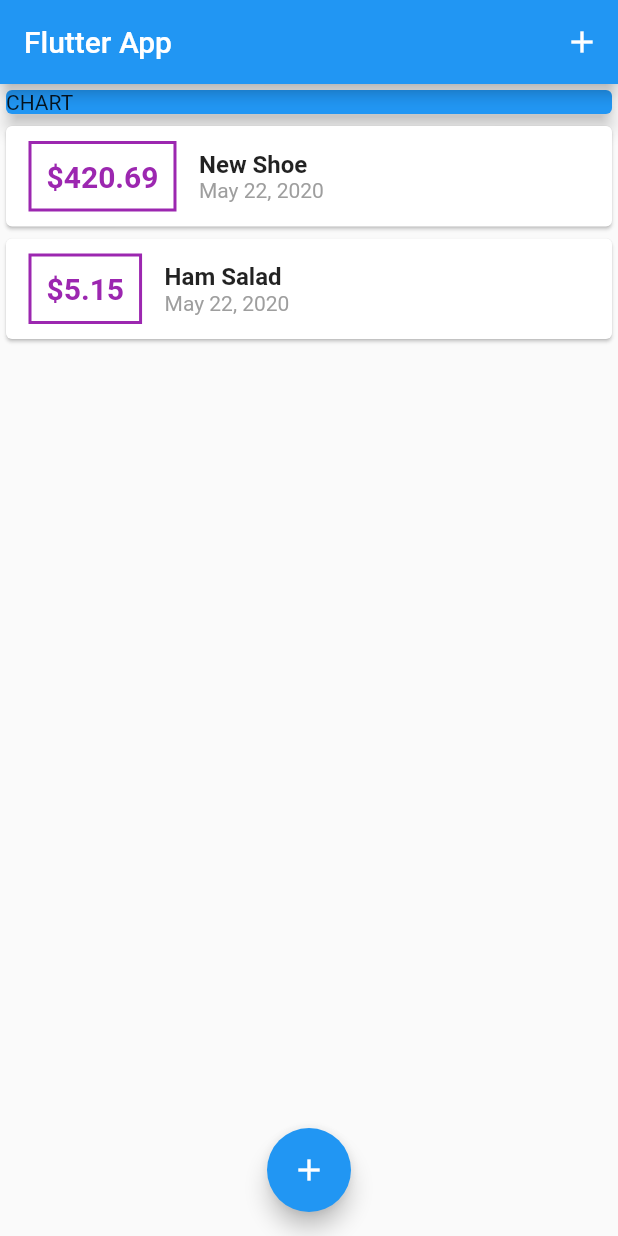
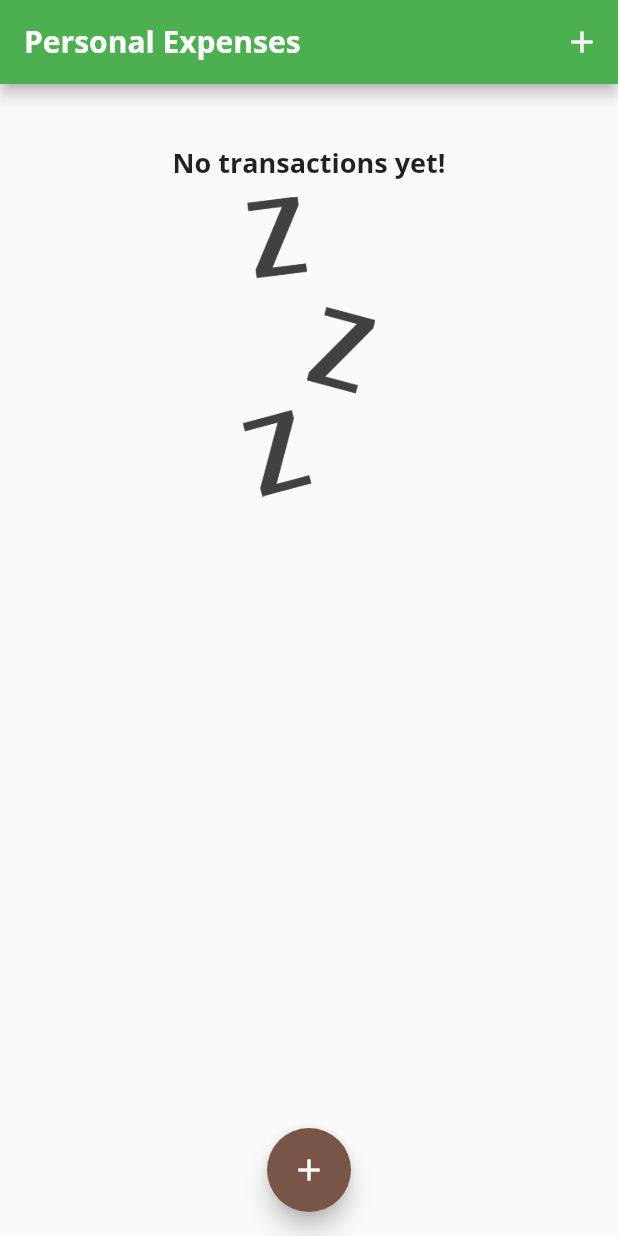
Before and after one commit to mulvaneya7/FlutterExpenseTracker, a Flutter app: the screen it shows after launch, on a phone screen of 412 x 824 dp. Run offline on Flutter 3.47's test engine with Material 2 defaults, Android fonts, the phone set to English and light mode, and no system bars.

Commit message:
Added Theming & layout for Chart widgit

```diff
--- a/lib/main.dart
+++ b/lib/main.dart
@@ -1,6 +1,8 @@
 import 'package:flutter/material.dart';
+
 import './widgets/transaction_list.dart';
 import './widgets/new_transaction.dart';
+import './widgets/chart.dart';
 import './models/transaction.dart';
 
 void main() => runApp(MyApp());
@@ -9,7 +11,28 @@ class MyApp extends StatelessWidget {
   @override
   Widget build(BuildContext context) {
     return MaterialApp(
-      title: 'Flutter App',
+      title: 'Personal Expenses',
+      theme: ThemeData(
+        primarySwatch: Colors.green,
+        accentColor: Colors.brown,
+        fontFamily: 'Quicksand',
+        textTheme: ThemeData.light().textTheme.copyWith(
+              title: TextStyle(
+                fontFamily: 'OpenSans',
+                fontWeight: FontWeight.bold,
+                fontSize: 18,
+              ),
+            ),
+        appBarTheme: AppBarTheme(
+          textTheme: ThemeData.light().textTheme.copyWith(
+                title: TextStyle(
+                  fontFamily: 'OpenSans',
+                  fontSize: 20,
+                  fontWeight: FontWeight.bold,
+                ),
+              ),
+        ),
+      ),
       home: MyHomePage(),
     );
   }
@@ -25,19 +48,29 @@ class MyHomePage extends StatefulWidget {
 
 class _MyHomePageState extends State<MyHomePage> {
   final List<Transaction> _userTransactions = [
-    Transaction(
-      id: 't1',
-      title: 'New Shoe',
-      amount: 420.69,
-      date: DateTime.now(),
-    ),
-    Transaction(
-      id: 't2',
-      title: 'Ham Salad',
-      amount: 5.15,
-      date: DateTime.now(),
-    ),
+    // Transaction(
+    //   id: 't1',
+    //   title: 'New Shoe',
+    //   amount: 420.69,
+    //   date: DateTime.now(),
+    // ),
+    // Transaction(
+    //   id: 't2',
+    //   title: 'Ham Salad',
+    //   amount: 5.15,
+    //   date: DateTime.now(),
+    // ),
   ];
+
+  List<Transaction> get _recentTransactions {
+    return _userTransactions.where((tx) {
+      return tx.date.isAfter(
+        DateTime.now().subtract(
+          Duration(days: 7),
+        ),
+      );
+    }).toList();
+  }
 
   void _addNewTransaction(String txTitle, double txAmount) {
     final newTx = Transaction(
@@ -69,7 +102,7 @@ class _MyHomePageState extends State<MyHomePage> {
   Widget build(BuildContext context) {
     return Scaffold(
       appBar: AppBar(
-        title: Text('Flutter App'),
+        title: Text('Personal Expenses'),
         actions: <Widget>[
           IconButton(
             icon: Icon(Icons.add),
@@ -82,14 +115,7 @@ class _MyHomePageState extends State<MyHomePage> {
           // mainAxisAlignment: MainAxisAlignment.start,
           crossAxisAlignment: CrossAxisAlignment.stretch,
           children: <Widget>[
-            Container(
-              width: double.infinity,
-              child: Card(
-                color: Colors.blue,
-                child: Text('CHART'),
-                elevation: 5,
-              ),
-            ),
+            Chart(_recentTransactions),
             TransactionList(_userTransactions),
           ],
         ),
--- /dev/null
+++ b/lib/widgets/chart.dart
@@ -0,0 +1,46 @@
+import 'package:flutter/material.dart';
+import 'package:intl/intl.dart';
+import '../models/transaction.dart';
+
+class Chart extends StatelessWidget {
+  final List<Transaction> recentTransactions;
+
+  Chart(this.recentTransactions);
+
+  List<Map<String, Object>> get groupedTransactionValues {
+    return List.generate(7, (index) {
+      final weekDay = DateTime.now().subtract(
+        Duration(days: index),
+      );
+      var totalSum = 0.0;
+
+      for (var i = 0; i < recentTransactions.length; i++) {
+        if (recentTransactions[i].date.day == weekDay.day &&
+            recentTransactions[i].date.month == weekDay.month &&
+            recentTransactions[i].date.year == weekDay.year) {
+          totalSum += recentTransactions[i].amount;
+        }
+      }
+
+      print(DateFormat.E().format(weekDay));
+      print(totalSum);
+
+      return {
+        'day': DateFormat.E().format(weekDay),
+        'amount': totalSum
+        };
+    });
+  }
+
+  @override
+  Widget build(BuildContext context) {
+    print(groupedTransactionValues);
+    return Card(
+      elevation: 6,
+      margin: EdgeInsets.all(20),
+      child: Row(
+        children: <Widget>[],
+      ),
+    );
+  }
+}
--- a/lib/widgets/transaction_list.dart
+++ b/lib/widgets/transaction_list.dart
@@ -11,7 +11,26 @@ class TransactionList extends StatelessWidget {
   Widget build(BuildContext context) {
     return Container(
       height: 300,
-      child: ListView.builder(
+      child: transactions.isEmpty
+          ? Column(
+              children: <Widget>[
+                Text(
+                  'No transactions yet!',
+                  style: Theme.of(context).textTheme.title,
+                ),
+                SizedBox(
+                  height: 10,
+                ),
+                Container(
+                  height: 200,
+                  child: Image.asset(
+                    'assets/images/waiting.png',
+                    fit: BoxFit.cover,
+                  ),
+                ),
+              ],
+            )
+          : ListView.builder(
               itemBuilder: (ctx, index) {
                 return Card(
                   child: Row(
@@ -23,7 +42,7 @@ class TransactionList extends StatelessWidget {
                         ),
                         decoration: BoxDecoration(
                           border: Border.all(
-                      color: Colors.purple,
+                            color: Theme.of(context).primaryColor,
                             width: 2,
                           ),
                         ),
@@ -33,7 +52,7 @@ class TransactionList extends StatelessWidget {
                           style: TextStyle(
                             fontWeight: FontWeight.bold,
                             fontSize: 20,
-                      color: Colors.purple,
+                            color: Theme.of(context).primaryColor,
                           ),
                         ),
                       ),
@@ -42,10 +61,7 @@ class TransactionList extends StatelessWidget {
                         children: <Widget>[
                           Text(
                             transactions[index].title,
-                      style: TextStyle(
-                        fontSize: 16,
-                        fontWeight: FontWeight.bold,
-                      ),
+                            style: Theme.of(context).textTheme.title,
                           ),
                           Text(
                             DateFormat.yMMMd().format(transactions[index].date),
```
Also changed, not shown: pubspec.yaml (+13 -8 lines), assets/fonts/OpenSans-Bold.ttf (added), assets/fonts/OpenSans-Regular.ttf (added), assets/fonts/Quicksand-Bold.ttf (added), assets/fonts/Quicksand-Light.ttf (added), assets/fonts/Quicksand-Medium.ttf (added), assets/fonts/Quicksand-Regular.ttf (added), assets/images/waiting.png (added). Lines whose indentation alone changed are shown as unchanged.
